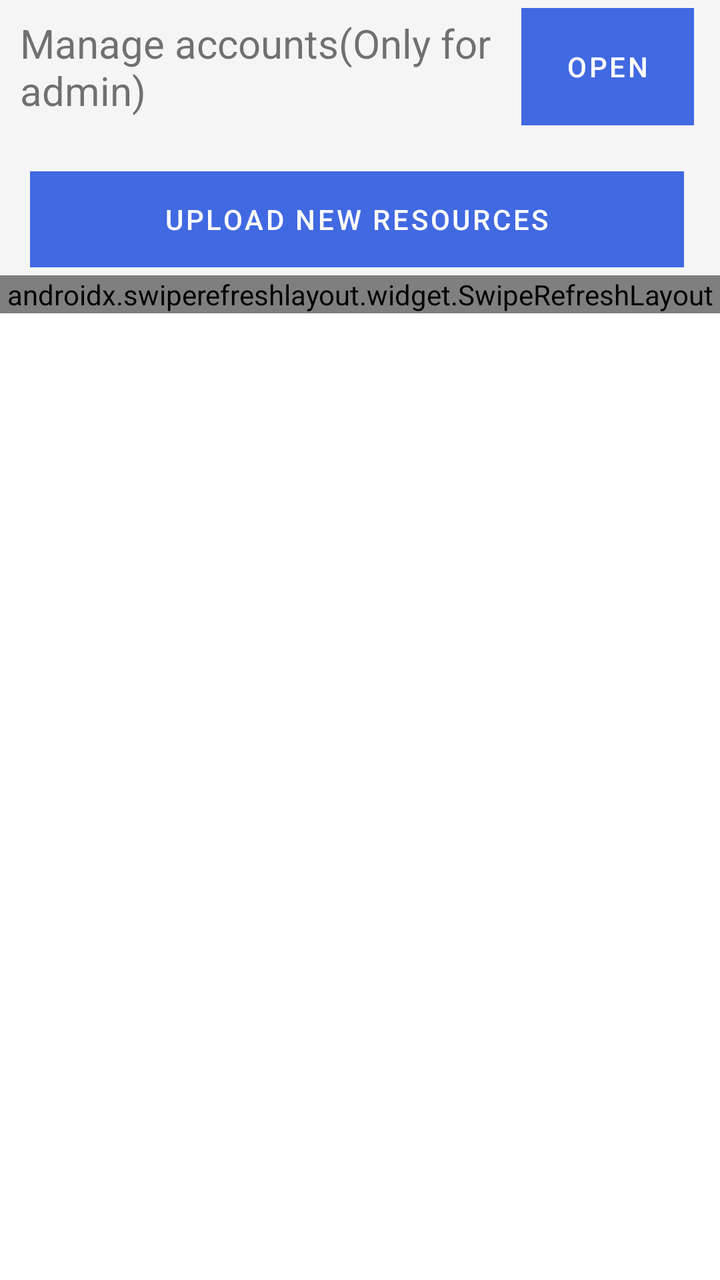
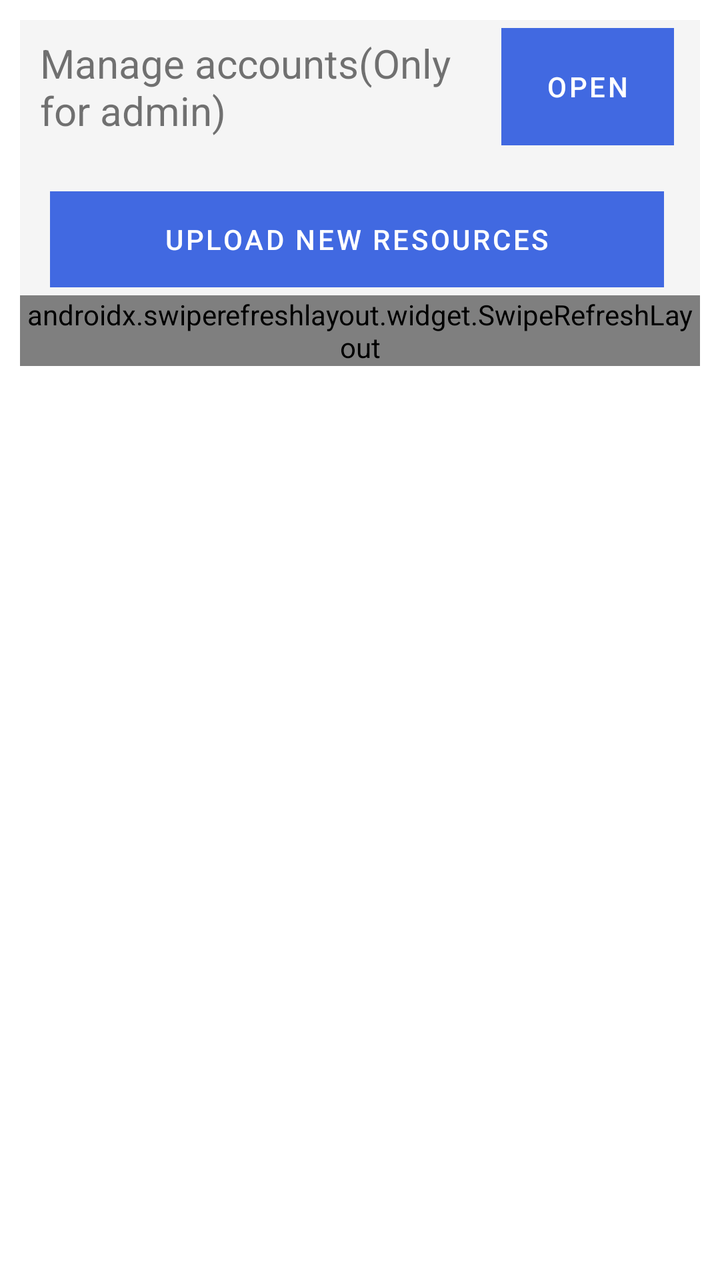

Two renders of the same Android screen: before a commit and after it. Below are the layout's source before the change and the commit's diff.
<!-- AndroidManifest.xml: application theme Theme.Front2 -->
<!-- res/layout/fragment_teacher.xml -->
<?xml version="1.0" encoding="utf-8"?>
<FrameLayout xmlns:android="http://schemas.android.com/apk/res/android"
    xmlns:tools="http://schemas.android.com/tools"
    android:layout_width="match_parent"
    android:layout_height="match_parent"
    xmlns:app="http://schemas.android.com/apk/res-auto"
    tools:context=".home.user.teacher.TeacherFragment">

    <TextView
        android:id="@+id/account_error_label"
        android:layout_width="wrap_content"
        android:layout_height="wrap_content"
        android:gravity="center"
        android:layout_gravity="center"
        android:textSize="30dp"
        android:text="@string/no_authority"
        android:visibility="gone"/>

    <LinearLayout
        android:layout_width="match_parent"
        android:layout_height="wrap_content"
        android:background="@color/WhiteSmoke"
        android:orientation="vertical">

        <LinearLayout
            android:layout_width="match_parent"
            android:layout_height="wrap_content"
            android:background="@color/WhiteSmoke"
            android:layout_marginHorizontal="10dp"
            android:gravity="right"
            android:orientation="horizontal"
            android:paddingVertical="4dp"
            android:paddingRight="3dp">

            <TextView
                android:layout_width="match_parent"
                android:layout_height="match_parent"
                android:layout_weight="60"
                android:gravity="center|left"
                android:text="@string/manage_admin_label"
                android:textSize="20dp" />

            <Button
                android:id="@+id/manage_account_button"
                style="@style/filter_button_style"
                android:layout_weight="1"
                android:background="@drawable/filter_button_shape"
                android:text="@string/manage_button_label"
                android:textColor="@color/white" />
        </LinearLayout>

        <View
            android:layout_width="match_parent"
            android:layout_height="15dp" />

        <LinearLayout
            android:layout_width="match_parent"
            android:layout_height="wrap_content"
            android:background="@color/WhiteSmoke"
            android:gravity="right"
            android:orientation="horizontal"
            android:paddingVertical="4dp"
            android:paddingRight="3dp">


            <Button
                android:id="@+id/upload_resources_button"
                style="@style/filter_button_style"
                android:layout_marginLeft="15dp"
                android:layout_marginRight="15dp"
                android:layout_weight="1"
                android:background="@drawable/filter_button_shape"
                android:text="@string/upload_label"
                android:textColor="@color/white" />
        </LinearLayout>

        <androidx.swiperefreshlayout.widget.SwipeRefreshLayout
            android:id="@+id/uploads_refresh"
            android:layout_width="match_parent"
            android:layout_height="wrap_content">

            <androidx.recyclerview.widget.RecyclerView
                android:id="@+id/uploads_recycle"
                android:layout_width="match_parent"
                android:layout_height="wrap_content"
                app:layoutManager="androidx.recyclerview.widget.GridLayoutManager"
                app:spanCount="1" />

        </androidx.swiperefreshlayout.widget.SwipeRefreshLayout>

    </LinearLayout>



</FrameLayout>
<!-- resources referenced by this layout -->
<resources>
  <color name="WhiteSmoke">#F5F5F5</color>
  <color name="white">#FFFFFFFF</color>
  <!-- drawable filter_button_shape (drawable) -->
  <?xml version="1.0" encoding="utf-8"?>
  <shape xmlns:android="http://schemas.android.com/apk/res/android" android:shape="rectangle">
      <padding
          android:left="3dp"
          android:right="3dp"
          android:top="2dp"
          android:bottom="2dp"  />
  
  </shape>
  <string name="manage_admin_label">Manage accounts(Only for admin)</string>
  <string name="manage_button_label">Open</string>
  <string name="no_authority">Only teachers can access this page :-(</string>
  <string name="upload_label">Upload new resources</string>
  <style name="filter_button_style">
          <item name="android:layout_width">wrap_content</item>
          <item name="android:layout_height">match_parent</item>
          <item name="android:gravity">center</item>
      </style>
  <style name="Theme.Front2" parent="Theme.MaterialComponents.DayNight.NoActionBar">
          
          <item name="colorPrimary">@color/royalBlue</item>
          <item name="colorPrimaryVariant">@color/lightSkyBlue</item>
          <item name="colorOnPrimary">@color/white</item>
          
          <item name="colorSecondary">@color/deepSkyBlue1</item>
          <item name="colorSecondaryVariant">@color/deepSkyBlue3</item>
          <item name="colorOnSecondary">@color/WhiteSmoke</item>
          
          <item name="android:statusBarColor" tools:targetApi="l">?attr/colorPrimary</item>
          
      </style>
  <color name="royalBlue">#4169E1</color>
  <color name="lightSkyBlue">#87CEFA</color>
  <color name="deepSkyBlue1">#00BFFF</color>
  <color name="deepSkyBlue3">#009ACD</color>
</resources>

<!-- the commit's change to res/layout/fragment_teacher.xml (unified diff, before → after) -->
@@ -19,6 +19,8 @@
     <LinearLayout
         android:layout_width="match_parent"
         android:layout_height="wrap_content"
+        android:layout_marginTop="10dp"
+        android:layout_marginHorizontal="10dp"
         android:background="@color/WhiteSmoke"
         android:orientation="vertical">
 
